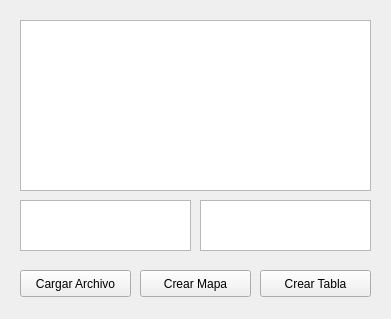
LKezHn/AED-PROJECT-GRAPHS, file Proyecto/MainWindow.ui: the form before one commit.
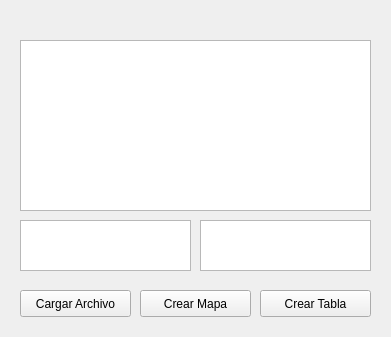
The form after the commit.

```diff
--- a/Proyecto/MainWindow.ui
+++ b/Proyecto/MainWindow.ui
@@ -10,7 +10,7 @@
     <x>0</x>
     <y>0</y>
     <width>391</width>
-    <height>319</height>
+    <height>337</height>
    </rect>
   </property>
   <property name="windowTitle">
@@ -21,7 +21,7 @@
     <property name="geometry">
      <rect>
       <x>20</x>
-      <y>20</y>
+      <y>40</y>
       <width>351</width>
       <height>171</height>
      </rect>
@@ -31,7 +31,7 @@
     <property name="geometry">
      <rect>
       <x>20</x>
-      <y>200</y>
+      <y>220</y>
       <width>171</width>
       <height>51</height>
      </rect>
@@ -44,7 +44,7 @@
     <property name="geometry">
      <rect>
       <x>200</x>
-      <y>200</y>
+      <y>220</y>
       <width>171</width>
       <height>51</height>
      </rect>
@@ -54,7 +54,7 @@
     <property name="geometry">
      <rect>
       <x>20</x>
-      <y>270</y>
+      <y>290</y>
       <width>111</width>
       <height>27</height>
      </rect>
@@ -67,7 +67,7 @@
     <property name="geometry">
      <rect>
       <x>140</x>
-      <y>270</y>
+      <y>290</y>
       <width>111</width>
       <height>27</height>
      </rect>
@@ -80,7 +80,7 @@
     <property name="geometry">
      <rect>
       <x>260</x>
-      <y>270</y>
+      <y>290</y>
       <width>111</width>
       <height>27</height>
      </rect>
@@ -89,6 +89,17 @@
      <string>Crear Tabla</string>
     </property>
    </widget>
+   <widget class="QWidget" name="verticalLayoutWidget">
+    <property name="geometry">
+     <rect>
+      <x>10</x>
+      <y>10</y>
+      <width>141</width>
+      <height>31</height>
+     </rect>
+    </property>
+    <layout class="QVBoxLayout" name="layout"/>
+   </widget>
   </widget>
  </widget>
  <resources/>
```
